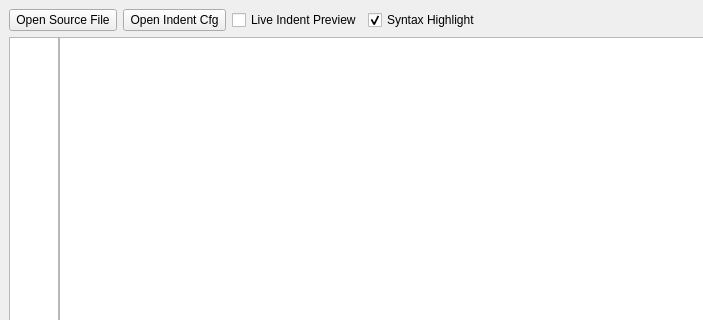
Qt form src/indentgui.ui (yuhaoth/univsalindent) before a commit; both pictures show x 0 to 703 and y 0 to 320 of the 800 by 600 pixel window.
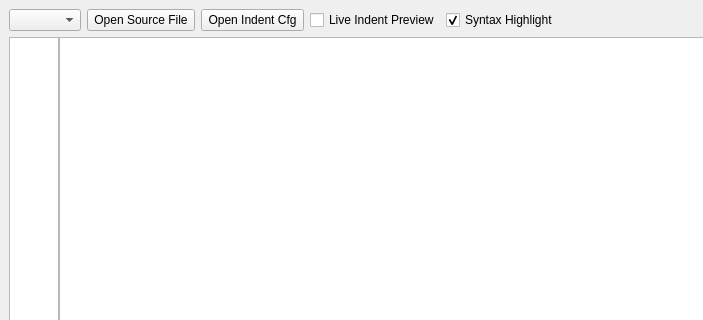
The same form after that commit. Icons and pictures are not drawn.

Commit message: Added combobox for displaying available and current selected indeter. And removed some no longer used actions and connections

The edit to the form file:
```diff
--- a/src/indentgui.ui
+++ b/src/indentgui.ui
@@ -34,6 +34,13 @@
       <property name="spacing" >
        <number>6</number>
       </property>
+      <item>
+       <widget class="QComboBox" name="cmbBoxIndenters" >
+        <property name="toolTip" >
+         <string>&lt;html>&lt;head>&lt;meta name="qrichtext" content="1" />&lt;/head>&lt;body style=" white-space: pre-wrap; font-family:MS Shell Dlg; font-size:8.25pt; font-weight:400; font-style:normal; text-decoration:none;">&lt;p style=" margin-top:0px; margin-bottom:0px; margin-left:0px; margin-right:0px; -qt-block-indent:0; text-indent:0px;">Shows the currently chosen indenters name and lets you choose other available indenters&lt;/p>&lt;/body>&lt;/html></string>
+        </property>
+       </widget>
+      </item>
       <item>
        <widget class="QPushButton" name="pbOpenFile" >
         <property name="toolTip" >
```
Left out of the diff: 77 changed lines with no effect on the pictures.
